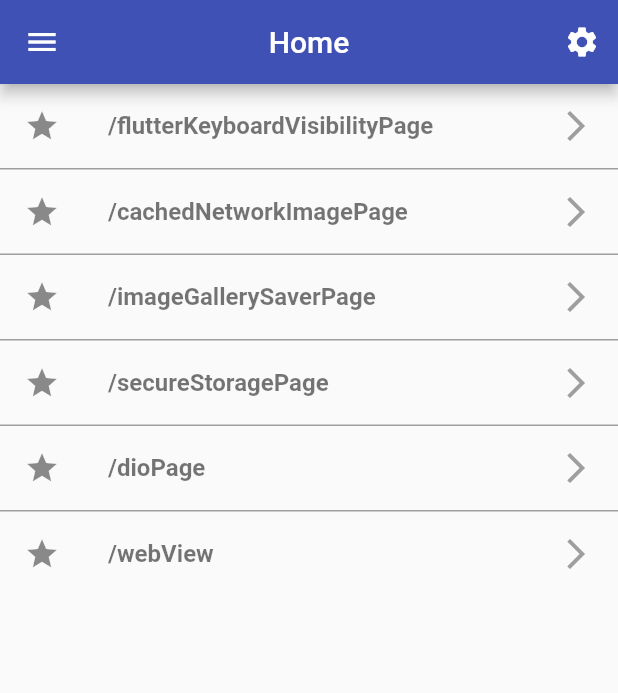
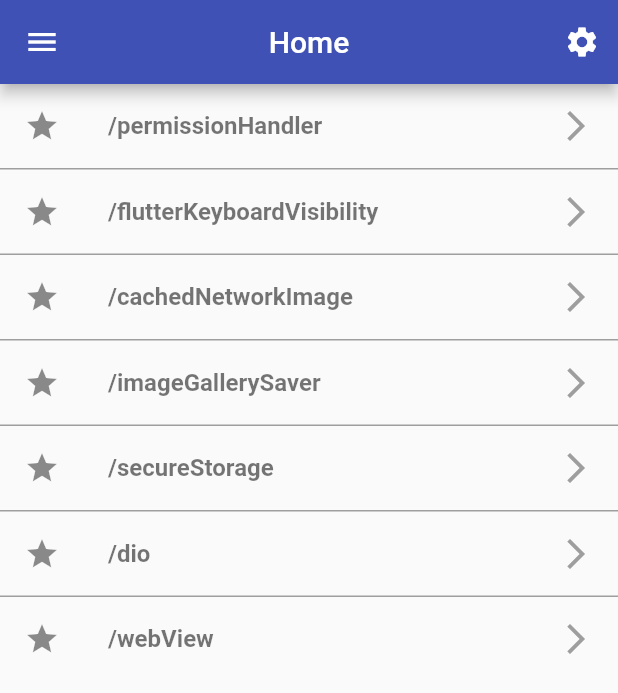
Before and after one commit to mihiron/flutter_package_sample, a Flutter app: the screen it shows after launch, on a phone screen of 412 x 824 dp. Shown: the top 693 px of the screen. Run offline on Flutter 3.47's test engine with Material 2 defaults, Android fonts, the phone set to English and light mode, and no system bars; our stand-ins replace cached_network_image, dio, flutter_keyboard_visibility, flutter_riverpod, flutter_secure_storage, freezed_annotation and 4 more.

Commit message:
PermissionHandlerのサンプル実装

```diff
--- a/lib/routes/app_router.dart
+++ b/lib/routes/app_router.dart
@@ -5,6 +5,7 @@ import 'package:flutter_package_sample/views/dio_coffee_page.dart';
 import 'package:flutter_package_sample/views/flutter_keyboard_visibility_page.dart';
 import 'package:flutter_package_sample/views/home_page.dart';
 import 'package:flutter_package_sample/views/image_gallery_saver_page.dart';
+import 'package:flutter_package_sample/views/permission_handler.dart';
 import 'package:flutter_package_sample/views/secure_storage_page.dart';
 import 'package:flutter_package_sample/views/webview_sample/webview_page.dart';
 import 'package:flutter_package_sample/views/webview_sample/webview_screen.dart';
@@ -14,20 +15,22 @@ class AppRouter {
     switch (settings.name) {
       case AppRoutes.home:
         return _buildRoute(const MyHomePage());
-      case AppRoutes.dioPage:
+      case AppRoutes.dio:
         return _buildRoute(const DioCoffeePage());
       case AppRoutes.webView:
         return _buildRoute(const WebViewPage());
       case AppRoutes.webViewScreen:
         return _buildRoute(const WebViewScreenPage());
-      case AppRoutes.secureStoragePage:
+      case AppRoutes.secureStorage:
         return _buildRoute(SecureStoragePage());
-      case AppRoutes.imageGallerySaverPage:
+      case AppRoutes.imageGallerySaver:
         return _buildRoute(const ImageGallerySaverPage());
-      case AppRoutes.cachedNetworkImagePage:
+      case AppRoutes.cachedNetworkImage:
         return _buildRoute(CachedNetworkImagePage());
-      case AppRoutes.flutterKeyboardVisibilityPage:
+      case AppRoutes.flutterKeyboardVisibility:
         return _buildRoute(const FlutterKeyboardVisibilityPage());
+      case AppRoutes.permissionHandler:
+        return _buildRoute(const PermissionHandlerPage());
 
       default:
         return null;
--- a/lib/routes/app_routes.dart
+++ b/lib/routes/app_routes.dart
@@ -1,10 +1,11 @@
 class AppRoutes {
   static const home = '/';
-  static const dioPage = '/dioPage';
+  static const dio = '/dio';
   static const webView = '/webView';
   static const webViewScreen = '/webViewScreen';
-  static const secureStoragePage = '/secureStoragePage';
-  static const imageGallerySaverPage = '/imageGallerySaverPage';
-  static const cachedNetworkImagePage = '/cachedNetworkImagePage';
-  static const flutterKeyboardVisibilityPage = '/flutterKeyboardVisibilityPage';
+  static const secureStorage = '/secureStorage';
+  static const imageGallerySaver = '/imageGallerySaver';
+  static const cachedNetworkImage = '/cachedNetworkImage';
+  static const flutterKeyboardVisibility = '/flutterKeyboardVisibility';
+  static const permissionHandler = '/permissionHandler';
 }
--- a/lib/views/home_page.dart
+++ b/lib/views/home_page.dart
@@ -34,11 +34,12 @@ class MyHomePage extends StatelessWidget {
 
   List<Widget> _items(BuildContext context) {
     return [
-      _myListTile(context, AppRoutes.flutterKeyboardVisibilityPage),
-      _myListTile(context, AppRoutes.cachedNetworkImagePage),
-      _myListTile(context, AppRoutes.imageGallerySaverPage),
-      _myListTile(context, AppRoutes.secureStoragePage),
-      _myListTile(context, AppRoutes.dioPage),
+      _myListTile(context, AppRoutes.permissionHandler),
+      _myListTile(context, AppRoutes.flutterKeyboardVisibility),
+      _myListTile(context, AppRoutes.cachedNetworkImage),
+      _myListTile(context, AppRoutes.imageGallerySaver),
+      _myListTile(context, AppRoutes.secureStorage),
+      _myListTile(context, AppRoutes.dio),
       _myListTile(context, AppRoutes.webView),
     ];
   }
--- a/pubspec.yaml
+++ b/pubspec.yaml
@@ -46,6 +46,7 @@ dependencies:
   image_picker: ^0.8.7
   cached_network_image: ^3.2.3
   flutter_keyboard_visibility: ^5.4.0
+  permission_handler: ^10.2.0
 
 dev_dependencies:
   flutter_test:
```
Also changed, not shown: lib/components/my_alert_dialog.dart (added, +31 -0 lines), lib/services/image_picker_service.dart (+56 -2 lines), lib/views/image_gallery_saver_page.dart (+5 -2 lines), lib/views/permission_handler.dart (added, +41 -0 lines), pubspec.lock, 1 other file.
